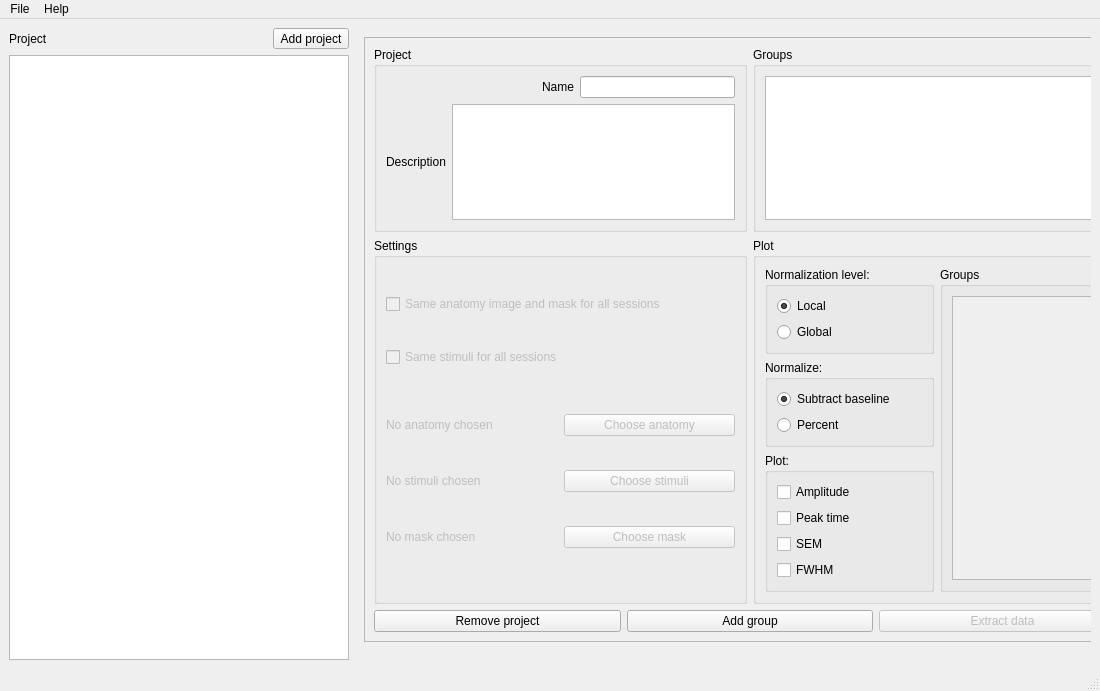
pfechd/jabe, file src/ui/mainwindow.ui: the form before one commit.
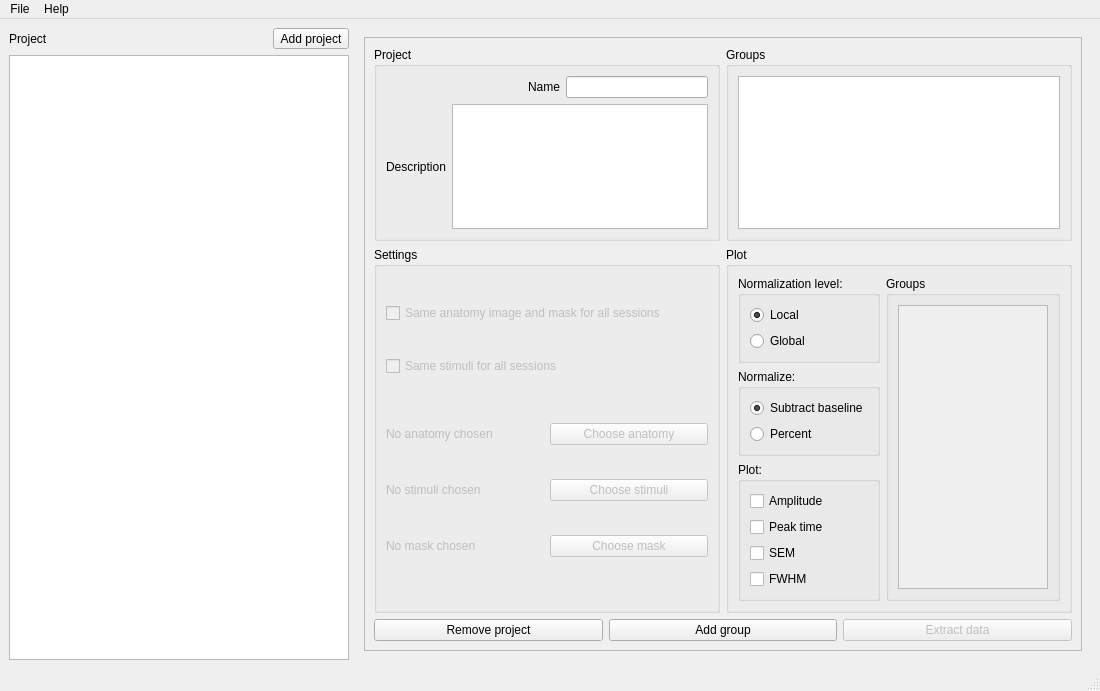
The form after the commit. The open tabs and pages were chosen to show the change.

Commit message: Fix layout in project pane

The edit to the form file:
```diff
--- a/src/ui/mainwindow.ui
+++ b/src/ui/mainwindow.ui
@@ -115,15 +115,9 @@
       </property>
       <widget class="QWidget" name="page"/>
       <widget class="QWidget" name="project_page">
+       <layout class="QHBoxLayout" name="horizontalLayout_15">
+        <item>
        <widget class="QFrame" name="frame_4">
-        <property name="geometry">
-         <rect>
-          <x>9</x>
-          <y>9</y>
-          <width>772</width>
-          <height>605</height>
-         </rect>
-        </property>
         <property name="frameShape">
          <enum>QFrame::StyledPanel</enum>
         </property>
@@ -530,7 +524,7 @@
                       <x>0</x>
                       <y>0</y>
                       <width>148</width>
-                      <height>314</height>
+                        <height>254</height>
                      </rect>
                     </property>
                     <layout class="QHBoxLayout" name="horizontalLayout_13">
@@ -586,6 +580,8 @@
          </item>
         </layout>
        </widget>
+        </item>
+       </layout>
       </widget>
       <widget class="QWidget" name="group_page">
        <layout class="QHBoxLayout" name="horizontalLayout_3">
```
Left out of the diff: 116 changed lines with no effect on the pictures. Lines whose indentation alone changed are shown as unchanged.
